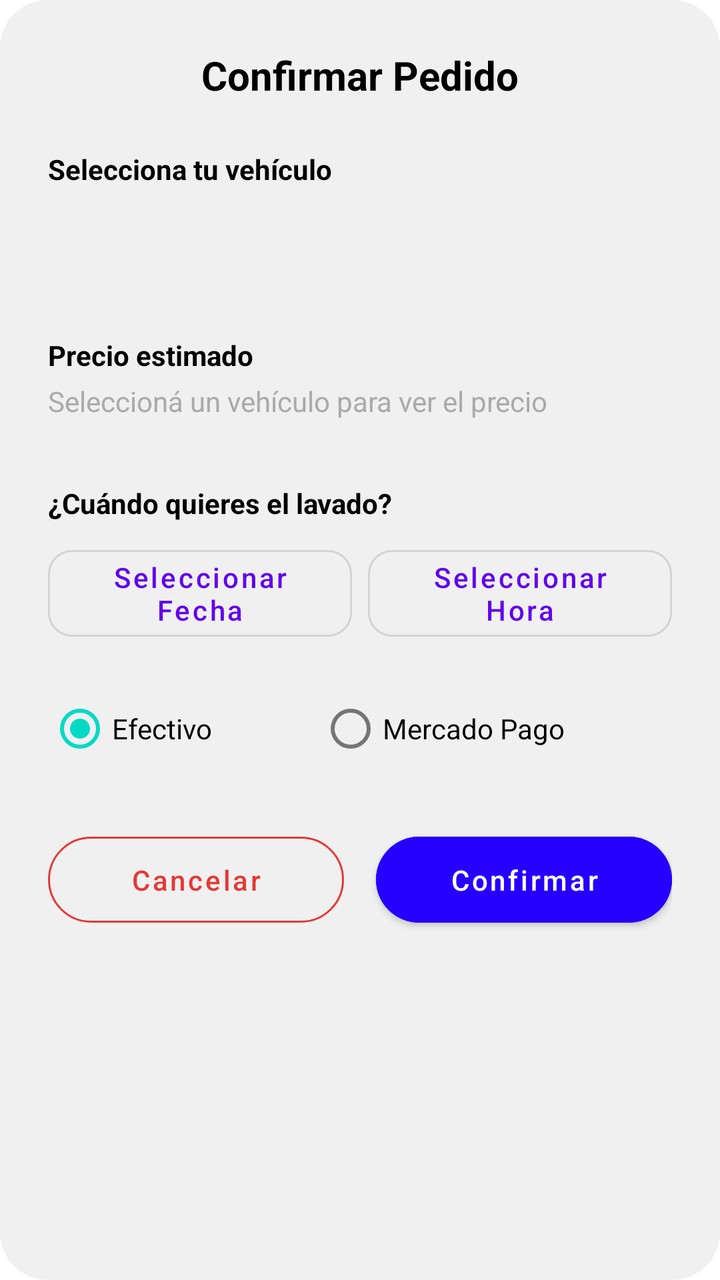
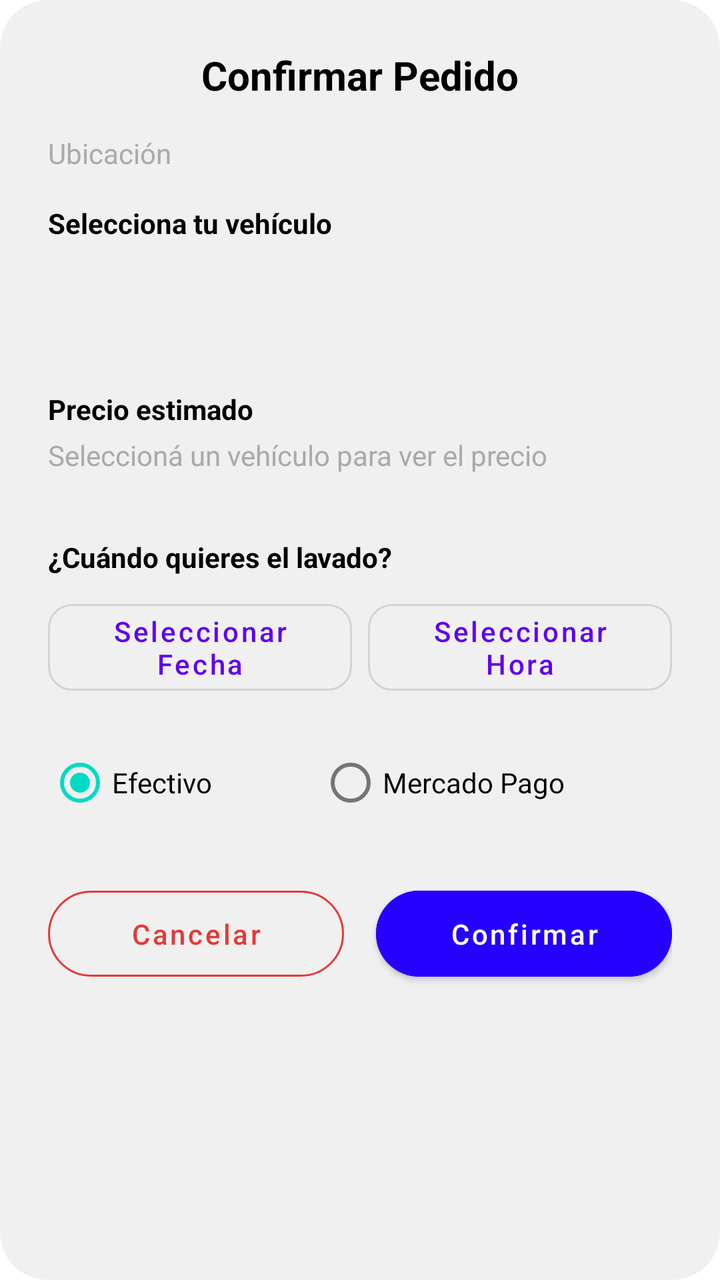

An Android layout rendered at two revisions. The XML below is the earlier revision; the diff shows what the commit changed to produce the second picture.
<!-- AndroidManifest.xml: application theme Theme.CarWash -->
<!-- res/layout/layout_order_confirmation_bottom_sheet.xml -->
<?xml version="1.0" encoding="utf-8"?>
<LinearLayout xmlns:android="http://schemas.android.com/apk/res/android"
    xmlns:app="http://schemas.android.com/apk/res-auto"
    android:layout_width="match_parent"
    android:layout_height="wrap_content"
    android:orientation="vertical"
    android:padding="24dp"
    android:background="@drawable/search_bar_background">

    <TextView
        android:id="@+id/tvConfirmTitle"
        android:layout_width="wrap_content"
        android:layout_height="wrap_content"
        android:text="Confirmar Pedido"
        android:textColor="@color/black"
        android:textSize="20sp"
        android:textStyle="bold"
        android:layout_gravity="center_horizontal"
        android:layout_marginBottom="24dp"/>

    <TextView
        android:layout_width="wrap_content"
        android:layout_height="wrap_content"
        android:text="Selecciona tu vehículo"
        android:textColor="@color/black"
        android:textStyle="bold"
        android:layout_marginBottom="8dp"/>

    <Spinner
        android:id="@+id/spinnerVehicles"
        android:layout_width="match_parent"
        android:layout_height="50dp"
        android:background="@drawable/edit_text_background"
        android:layout_marginBottom="16dp"/>

    
    <TextView
        android:id="@+id/tvPriceLabel"
        android:layout_width="wrap_content"
        android:layout_height="wrap_content"
        android:text="Precio estimado"
        android:textColor="@color/black"
        android:textStyle="bold"
        android:layout_marginBottom="4dp"/>

    <TextView
        android:id="@+id/tvPrice"
        android:layout_width="match_parent"
        android:layout_height="wrap_content"
        android:text="Seleccioná un vehículo para ver el precio"
        android:textColor="@android:color/darker_gray"
        android:textSize="14sp"
        android:layout_marginBottom="16dp"/>

    <TextView
        android:layout_width="wrap_content"
        android:layout_height="wrap_content"
        android:text="¿Cuándo quieres el lavado?"
        android:textColor="@color/black"
        android:textStyle="bold"
        android:layout_marginTop="16dp"
        android:layout_marginBottom="8dp"/>

    <LinearLayout
        android:layout_width="match_parent"
        android:layout_height="wrap_content"
        android:orientation="horizontal"
        android:layout_marginBottom="16dp">

        <com.google.android.material.button.MaterialButton
            android:id="@+id/btnSelectDate"
            style="@style/Widget.MaterialComponents.Button.OutlinedButton"
            android:layout_width="0dp"
            android:layout_height="wrap_content"
            android:layout_weight="1"
            android:layout_marginEnd="4dp"
            android:text="Seleccionar Fecha"
            android:textAllCaps="false"
            app:cornerRadius="12dp"/>

        <com.google.android.material.button.MaterialButton
            android:id="@+id/btnSelectTime"
            style="@style/Widget.MaterialComponents.Button.OutlinedButton"
            android:layout_width="0dp"
            android:layout_height="wrap_content"
            android:layout_weight="1"
            android:layout_marginStart="4dp"
            android:text="Seleccionar Hora"
            android:textAllCaps="false"
            app:cornerRadius="12dp"/>
    </LinearLayout>

    <RadioGroup
        android:id="@+id/rgPayment"
        android:layout_width="match_parent"
        android:layout_height="wrap_content"
        android:orientation="horizontal"
        android:layout_marginBottom="24dp">

        <RadioButton
            android:id="@+id/rbCash"
            android:layout_width="wrap_content"
            android:layout_height="wrap_content"
            android:text="Efectivo"
            android:checked="true"
            android:layout_weight="1"/>

        <RadioButton
            android:id="@+id/rbDigital"
            android:layout_width="wrap_content"
            android:layout_height="wrap_content"
            android:text="Mercado Pago"
            android:layout_weight="1"/>
    </RadioGroup>

    <LinearLayout
        android:layout_width="match_parent"
        android:layout_height="wrap_content"
        android:orientation="horizontal">

        <com.google.android.material.button.MaterialButton
            android:id="@+id/btnCancelOrder"
            style="@style/Widget.MaterialComponents.Button.OutlinedButton"
            android:layout_width="0dp"
            android:layout_height="55dp"
            android:layout_weight="1"
            android:layout_marginEnd="8dp"
            android:text="Cancelar"
            android:textAllCaps="false"
            android:textColor="@color/red"
            app:cornerRadius="24dp"
            app:strokeColor="@color/red" />

        <com.google.android.material.button.MaterialButton
            android:id="@+id/btnConfirmOrder"
            android:layout_width="0dp"
            android:layout_height="55dp"
            android:layout_weight="1"
            android:layout_marginStart="8dp"
            android:text="Confirmar"
            android:textAllCaps="false"
            android:textColor="@color/white"
            android:backgroundTint="@color/azulcarwash"
            app:cornerRadius="24dp" />

    </LinearLayout>

</LinearLayout>
<!-- resources referenced by this layout -->
<resources>
  <color name="azulcarwash">#2600FC</color>
  <color name="black">#FF000000</color>
  <color name="red">#E53935</color>
  <color name="white">#FFFFFFFF</color>
  <!-- drawable edit_text_background (drawable) -->
  <?xml version="1.0" encoding="utf-8"?>
  <shape xmlns:android="http://schemas.android.com/apk/res/android"
      android:shape="rectangle">
  
      
      <solid android:color="@color/edit_text_bg_gray" />
  
      
      <corners android:radius="12dp" />
  
  </shape>
  <!-- drawable search_bar_background (drawable) -->
  <?xml version="1.0" encoding="utf-8"?>
  <shape xmlns:android="http://schemas.android.com/apk/res/android"
      android:shape="rectangle">
      <solid android:color="#F0F0F0" />
      <corners android:radius="24dp" />
  </shape>
  <style name="Theme.CarWash" parent="Theme.MaterialComponents.DayNight.NoActionBar">
          
          <item name="colorPrimary">@color/purple_500</item>
          <item name="colorPrimaryVariant">@color/purple_700</item>
          <item name="colorOnPrimary">@color/white</item>
          
          <item name="colorSecondary">@color/teal_200</item>
          <item name="colorSecondaryVariant">@color/teal_700</item>
          <item name="colorOnSecondary">@color/black</item>
          
          <item name="android:statusBarColor">?attr/colorPrimaryVariant</item>
          
      </style>
  <color name="edit_text_bg_gray">#F0F0F0</color>
  <color name="purple_500">#FF6200EE</color>
  <color name="purple_700">#FF3700B3</color>
  <color name="teal_200">#FF03DAC5</color>
  <color name="teal_700">#FF018786</color>
</resources>

<!-- the commit's change to res/layout/layout_order_confirmation_bottom_sheet.xml (unified diff, before → after) -->
@@ -16,7 +16,17 @@
         android:textSize="20sp"
         android:textStyle="bold"
         android:layout_gravity="center_horizontal"
-        android:layout_marginBottom="24dp"/>
+        android:layout_marginBottom="16dp"/>
+        
+    <TextView
+        android:id="@+id/tvSelectedLocation"
+        android:layout_width="match_parent"
+        android:layout_height="wrap_content"
+        android:text="Ubicación"
+        android:textColor="@android:color/darker_gray"
+        android:textSize="14sp"
+        android:layout_marginBottom="16dp"
+        android:drawablePadding="8dp" />
 
     <TextView
         android:layout_width="wrap_content"
